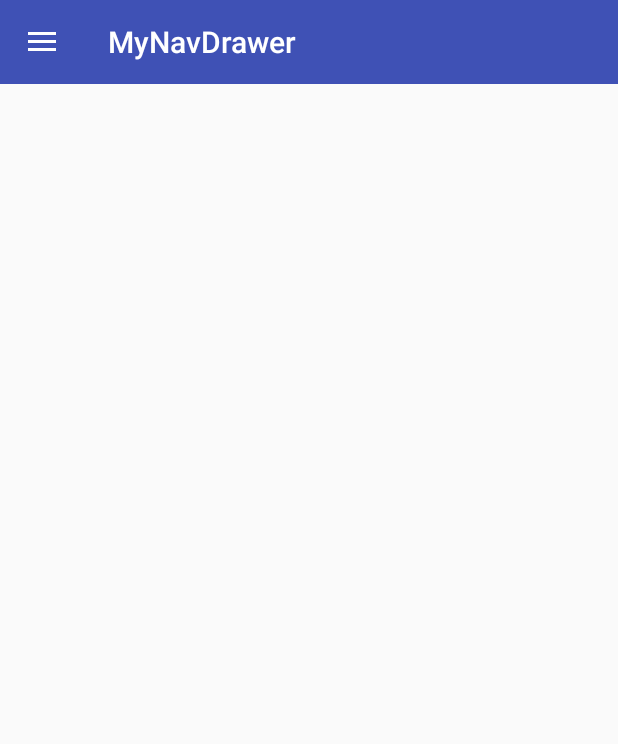
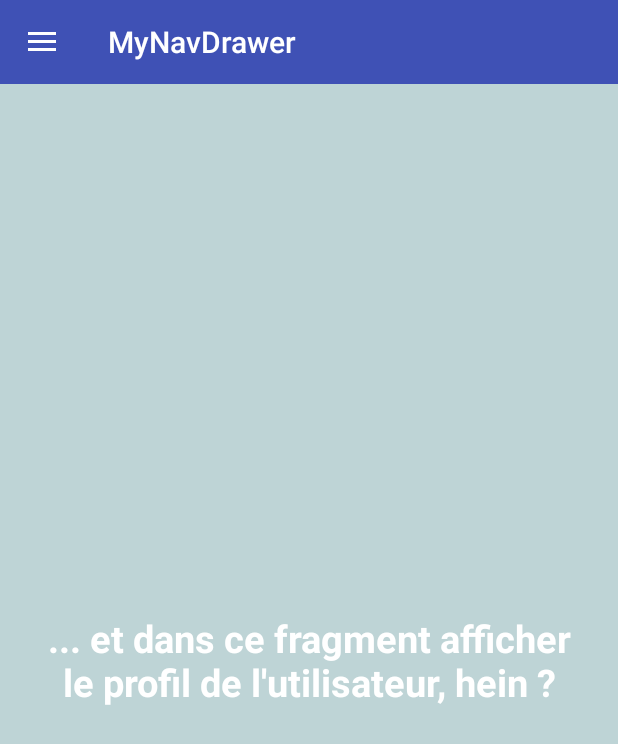
Before and after one commit to PhilippeBoisney/OpenClassrooms---Parcours-Android, an Android app: the screen it shows after launch (MainActivity), in the side drawer, after a tap on "Profil", on a phone screen of 412 x 824 dp. Shown: the top 744 px of the screen. Run offline under Robolectric (Android 15) with nearby library versions, the phone set to English and light mode, and no system bars.

Commit message:
Improving Navigation Drawer | MyNavDrawer (Part 3 - End of Chapter 4)

```diff
--- a/Cours_Construisez_une_interface_utilisateur_flexible_et_adaptative/Partie3/MyNavDrawer/app/src/main/AndroidManifest.xml
+++ b/Cours_Construisez_une_interface_utilisateur_flexible_et_adaptative/Partie3/MyNavDrawer/app/src/main/AndroidManifest.xml
@@ -9,7 +9,7 @@
         android:roundIcon="@mipmap/ic_launcher_round"
         android:supportsRtl="true"
         android:theme="@style/AppTheme">
-        <activity android:name=".MainActivity">
+        <activity android:name=".Controllers.Activities.MainActivity">
             <intent-filter>
                 <action android:name="android.intent.action.MAIN" />
 
--- /dev/null
+++ b/Cours_Construisez_une_interface_utilisateur_flexible_et_adaptative/Partie3/MyNavDrawer/app/src/main/java/com/openclassrooms/mynavdrawer/Controllers/Activities/MainActivity.java
@@ -0,0 +1,171 @@
+package com.openclassrooms.mynavdrawer.Controllers.Activities;
+
+import android.support.design.widget.NavigationView;
+import android.support.v4.app.Fragment;
+import android.support.v4.view.GravityCompat;
+import android.support.v4.widget.DrawerLayout;
+import android.support.v7.app.ActionBarDrawerToggle;
+import android.support.v7.app.AppCompatActivity;
+import android.os.Bundle;
+import android.support.v7.widget.Toolbar;
+import android.util.Log;
+import android.view.MenuItem;
+
+import com.openclassrooms.mynavdrawer.Controllers.Fragments.NewsFragment;
+import com.openclassrooms.mynavdrawer.Controllers.Fragments.ParamsFragment;
+import com.openclassrooms.mynavdrawer.Controllers.Fragments.ProfileFragment;
+import com.openclassrooms.mynavdrawer.R;
+
+public class MainActivity extends AppCompatActivity implements NavigationView.OnNavigationItemSelectedListener {
+
+    //FOR DESIGN
+    private Toolbar toolbar;
+    private DrawerLayout drawerLayout;
+    private NavigationView navigationView;
+
+    //FOR FRAGMENTS
+    private Fragment fragmentNews;
+    private Fragment fragmentProfile;
+    private Fragment fragmentParams;
+
+    //FOR DATAS
+    private static final int FRAGMENT_NEWS = 0;
+    private static final int FRAGMENT_PROFILE = 1;
+    private static final int FRAGMENT_PARAMS = 2;
+
+    @Override
+    protected void onCreate(Bundle savedInstanceState) {
+        super.onCreate(savedInstanceState);
+        setContentView(R.layout.activity_main);
+
+        // Configure all views
+        this.configureToolBar();
+        this.configureDrawerLayout();
+        this.configureNavigationView();
+
+        // Show First Fragment
+        this.showFirstFragment();
+    }
+
+    @Override
+    public void onBackPressed() {
+        // Handle back click to close menu
+        if (this.drawerLayout.isDrawerOpen(GravityCompat.START)) {
+            this.drawerLayout.closeDrawer(GravityCompat.START);
+        } else {
+            super.onBackPressed();
+        }
+    }
+
+
+    @Override
+    public boolean onNavigationItemSelected(MenuItem item) {
+
+        int id = item.getItemId();
+
+        // Show fragment after user clicked on a menu item
+        switch (id){
+            case R.id.activity_main_drawer_news :
+                this.showFragment(FRAGMENT_NEWS);
+                break;
+            case R.id.activity_main_drawer_profile:
+                this.showFragment(FRAGMENT_PROFILE);
+                break;
+            case R.id.activity_main_drawer_settings:
+                this.showFragment(FRAGMENT_PARAMS);
+                break;
+            default:
+                break;
+        }
+
+        this.drawerLayout.closeDrawer(GravityCompat.START);
+
+        return true;
+    }
+
+    // ---------------------
+    // CONFIGURATION
+    // ---------------------
+
+    // Configure Toolbar
+    private void configureToolBar(){
+        this.toolbar = (Toolbar) findViewById(R.id.activity_main_toolbar);
+        setSupportActionBar(toolbar);
+    }
+
+    // Configure Drawer Layout
+    private void configureDrawerLayout(){
+        this.drawerLayout = (DrawerLayout) findViewById(R.id.activity_main_drawer_layout);
+        ActionBarDrawerToggle toggle = new ActionBarDrawerToggle(this, drawerLayout, toolbar, R.string.navigation_drawer_open, R.string.navigation_drawer_close);
+        drawerLayout.addDrawerListener(toggle);
+        toggle.syncState();
+    }
+
+    // Configure NavigationView
+    private void configureNavigationView(){
+        this.navigationView = (NavigationView) findViewById(R.id.activity_main_nav_view);
+        navigationView.setNavigationItemSelectedListener(this);
+    }
+
+    // ---------------------
+    // FRAGMENTS
+    // ---------------------
+
+    // Show first fragment when activity is created
+    private void showFirstFragment(){
+        Fragment visibleFragment = getSupportFragmentManager().findFragmentById(R.id.activity_main_frame_layout);
+        if (visibleFragment == null){
+            // Show News Fragment
+            this.showFragment(FRAGMENT_NEWS);
+            // Mark as selected the menu item corresponding to NewsFragment
+            this.navigationView.getMenu().getItem(0).setChecked(true);
+        }
+    }
+
+    // Show fragment according an Identifier
+
+    private void showFragment(int fragmentIdentifier){
+        switch (fragmentIdentifier){
+            case FRAGMENT_NEWS :
+                this.showNewsFragment();
+                break;
+            case FRAGMENT_PROFILE:
+                this.showProfileFragment();
+                break;
+            case FRAGMENT_PARAMS:
+                this.showParamsFragment();
+                break;
+            default:
+                break;
+        }
+    }
+
+    // ---
+
+    // Create each fragment page and show it
+
+    private void showNewsFragment(){
+        if (this.fragmentNews == null) this.fragmentNews = NewsFragment.newInstance();
+        this.startTransactionFragment(this.fragmentNews);
+    }
+
+    private void showParamsFragment(){
+        if (this.fragmentParams == null) this.fragmentParams = ParamsFragment.newInstance();
+        this.startTransactionFragment(this.fragmentParams);
+    }
+
+    private void showProfileFragment(){
+        if (this.fragmentProfile == null) this.fragmentProfile = ProfileFragment.newInstance();
+        this.startTransactionFragment(this.fragmentProfile);
+    }
+
+    // ---
+
+    // Generic method that will replace and show a fragment inside the MainActivity Frame Layout
+    private void startTransactionFragment(Fragment fragment){
+        if (!fragment.isVisible()){
+            getSupportFragmentManager().beginTransaction()
+                    .replace(R.id.activity_main_frame_layout, fragment).commit();
+        }
+    }
+}
--- /dev/null
+++ b/Cours_Construisez_une_interface_utilisateur_flexible_et_adaptative/Partie3/MyNavDrawer/app/src/main/java/com/openclassrooms/mynavdrawer/Controllers/Fragments/NewsFragment.java
@@ -0,0 +1,25 @@
+package com.openclassrooms.mynavdrawer.Controllers.Fragments;
+
+import android.os.Bundle;
+import android.support.v4.app.Fragment;
+import android.view.LayoutInflater;
+import android.view.View;
+import android.view.ViewGroup;
+
+import com.openclassrooms.mynavdrawer.R;
+
+/**
+ * Created by Philippe on 20/11/2017.
+ */
+
+public class NewsFragment extends Fragment {
+
+    public static NewsFragment newInstance() {
+        return (new NewsFragment());
+    }
+
+    @Override
+    public View onCreateView(LayoutInflater inflater, ViewGroup container, Bundle savedInstanceState) {
+        return inflater.inflate(R.layout.fragment_news, container, false);
+    }
+}
--- /dev/null
+++ b/Cours_Construisez_une_interface_utilisateur_flexible_et_adaptative/Partie3/MyNavDrawer/app/src/main/java/com/openclassrooms/mynavdrawer/Controllers/Fragments/ProfileFragment.java
@@ -0,0 +1,25 @@
+package com.openclassrooms.mynavdrawer.Controllers.Fragments;
+
+import android.os.Bundle;
+import android.support.v4.app.Fragment;
+import android.view.LayoutInflater;
+import android.view.View;
+import android.view.ViewGroup;
+
+import com.openclassrooms.mynavdrawer.R;
+
+/**
+ * Created by Philippe on 20/11/2017.
+ */
+
+public class ProfileFragment extends Fragment {
+
+    public static ProfileFragment newInstance() {
+        return (new ProfileFragment());
+    }
+
+    @Override
+    public View onCreateView(LayoutInflater inflater, ViewGroup container, Bundle savedInstanceState) {
+        return inflater.inflate(R.layout.fragment_profile, container, false);
+    }
+}
--- a/Cours_Construisez_une_interface_utilisateur_flexible_et_adaptative/Partie3/MyNavDrawer/app/src/main/java/com/openclassrooms/mynavdrawer/MainActivity.java
+++ /dev/null
@@ -1,89 +0,0 @@
-package com.openclassrooms.mynavdrawer;
-
-import android.support.design.widget.NavigationView;
-import android.support.v4.view.GravityCompat;
-import android.support.v4.widget.DrawerLayout;
-import android.support.v7.app.ActionBarDrawerToggle;
-import android.support.v7.app.AppCompatActivity;
-import android.os.Bundle;
-import android.support.v7.widget.Toolbar;
-import android.view.MenuItem;
-
-public class MainActivity extends AppCompatActivity implements NavigationView.OnNavigationItemSelectedListener {
-
-    //FOR DESIGN
-    private Toolbar toolbar;
-    private DrawerLayout drawerLayout;
-    private NavigationView navigationView;
-
-    @Override
-    protected void onCreate(Bundle savedInstanceState) {
-        super.onCreate(savedInstanceState);
-        setContentView(R.layout.activity_main);
-
-        // Configure all views
-
-        this.configureToolBar();
-
-        this.configureDrawerLayout();
-
-        this.configureNavigationView();
-    }
-
-    @Override
-    public void onBackPressed() {
-        // Handle back click to close menu
-        if (this.drawerLayout.isDrawerOpen(GravityCompat.START)) {
-            this.drawerLayout.closeDrawer(GravityCompat.START);
-        } else {
-            super.onBackPressed();
-        }
-    }
-
-
-    @Override
-    public boolean onNavigationItemSelected(MenuItem item) {
-
-        // Handle Navigation Item Click
-        int id = item.getItemId();
-
-        switch (id){
-            case R.id.activity_main_drawer_news :
-                break;
-            case R.id.activity_main_drawer_profile:
-                break;
-            case R.id.activity_main_drawer_settings:
-                break;
-            default:
-                break;
-        }
-
-        this.drawerLayout.closeDrawer(GravityCompat.START);
-
-        return true;
-    }
-
-    // ---------------------
-    // CONFIGURATION
-    // ---------------------
-
-    // Configure Toolbar
-    private void configureToolBar(){
-        this.toolbar = (Toolbar) findViewById(R.id.activity_main_toolbar);
-        setSupportActionBar(toolbar);
-    }
-
-    // Configure Drawer Layout
-    private void configureDrawerLayout(){
-        this.drawerLayout = (DrawerLayout) findViewById(R.id.activity_main_drawer_layout);
-        ActionBarDrawerToggle toggle = new ActionBarDrawerToggle(this, drawerLayout, toolbar, R.string.navigation_drawer_open, R.string.navigation_drawer_close);
-        drawerLayout.addDrawerListener(toggle);
-        toggle.syncState();
-    }
-
-    // Configure NavigationView
-    private void configureNavigationView(){
-        this.navigationView = (NavigationView) findViewById(R.id.activity_main_nav_view);
-        navigationView.setNavigationItemSelectedListener(this);
-    }
-}
--- a/Cours_Construisez_une_interface_utilisateur_flexible_et_adaptative/Partie3/MyNavDrawer/app/src/main/res/layout/activity_main.xml
+++ b/Cours_Construisez_une_interface_utilisateur_flexible_et_adaptative/Partie3/MyNavDrawer/app/src/main/res/layout/activity_main.xml
@@ -8,7 +8,7 @@
     android:layout_height="match_parent"
     android:fitsSystemWindows="true"
     tools:openDrawer="start"
-    tools:context="com.openclassrooms.mynavdrawer.MainActivity">
+    tools:context="com.openclassrooms.mynavdrawer.Controllers.Activities.MainActivity">
 
     <!-- 1 | MainActivity RootView -->
     <LinearLayout
--- /dev/null
+++ b/Cours_Construisez_une_interface_utilisateur_flexible_et_adaptative/Partie3/MyNavDrawer/app/src/main/res/layout/fragment_profile.xml
@@ -0,0 +1,22 @@
+<LinearLayout
+    android:id="@+id/fragment_profile_rootview"
+    xmlns:android="http://schemas.android.com/apk/res/android"
+    xmlns:tools="http://schemas.android.com/tools"
+    android:layout_width="match_parent"
+    android:layout_height="match_parent"
+    tools:context="com.openclassrooms.mynavdrawer.Controllers.Fragments.ProfileFragment"
+    android:gravity="center"
+    android:background="#BED4D6">
+
+    <TextView
+        android:id="@+id/fragment_page_profile_title"
+        android:layout_width="wrap_content"
+        android:layout_height="wrap_content"
+        android:layout_margin="20dip"
+        android:textSize="25sp"
+        android:textStyle="bold"
+        android:textColor="#fff"
+        android:textAlignment="center"
+        android:text="... et dans ce fragment afficher le profil de l'utilisateur, hein ?"/>
+
+</LinearLayout>
```
Also changed, not shown: Cours_Construisez_une_interface_utilisateur_flexible_et_adaptative/Partie3/MyNavDrawer/app/src/main/java/com/openclassrooms/mynavdrawer/Controllers/Fragments/ParamsFragment.java (added, +25 -0 lines), Cours_Construisez_une_interface_utilisateur_flexible_et_adaptative/Partie3/MyNavDrawer/app/src/main/res/layout/fragment_news.xml (added, +22 -0 lines), Cours_Construisez_une_interface_utilisateur_flexible_et_adaptative/Partie3/MyNavDrawer/app/src/main/res/layout/fragment_params.xml (added, +22 -0 lines).
